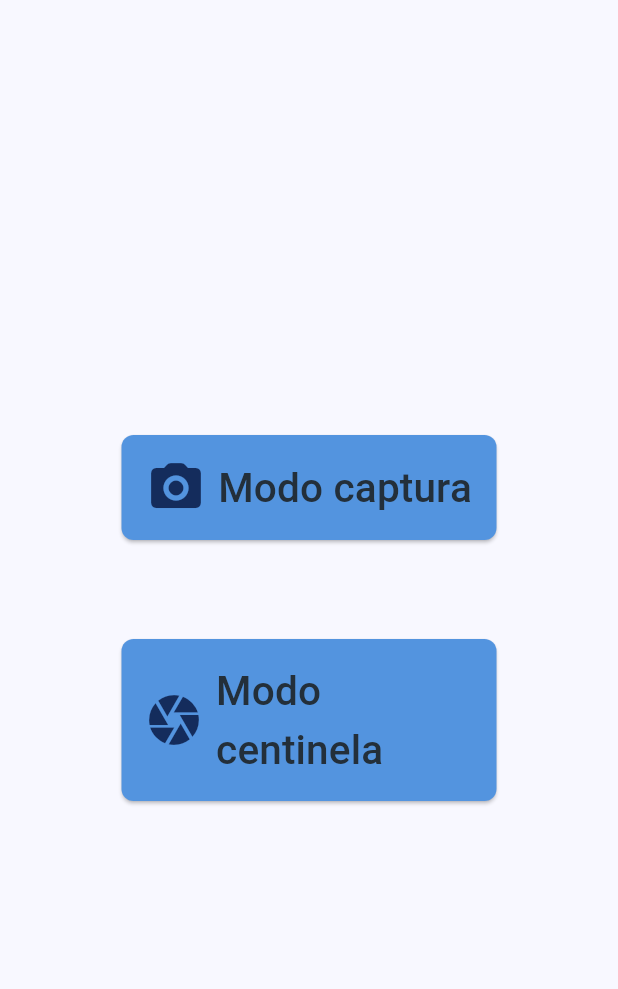
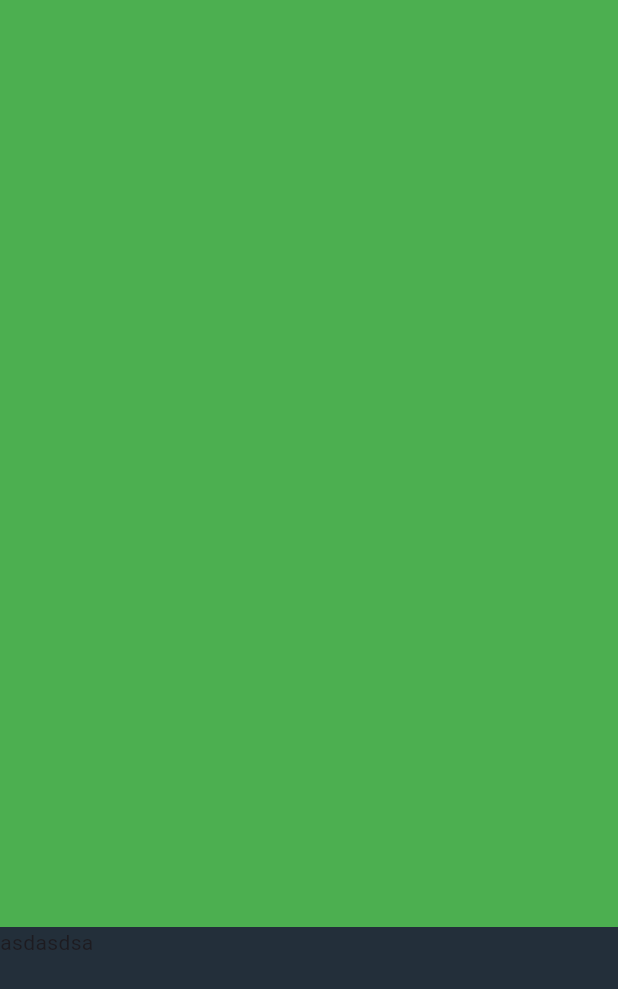
Before and after one commit to ErnestoMCUpiit/app_modelo, a Flutter app: the screen it shows after launch, on a phone screen of 412 x 824 dp. Shown: the top 989 px of the screen. Run offline on Flutter 3.47's test engine with Material 3 defaults, Android fonts, the phone set to English and light mode, and no system bars; our stand-ins replace camera, get, loading_animation_widget; missing offline and left inert: tflite_flutter.

```diff
--- a/lib/main.dart
+++ b/lib/main.dart
@@ -1,3 +1,5 @@
+import 'package:app_modelo/ui/gallery.dart';
+import 'package:app_modelo/ui/load_screen.dart';
 import 'package:app_modelo/ui/selection.dart';
 import 'package:app_modelo/camera/camera_screen.dart';
 import 'package:app_modelo/global_b.dart';
@@ -17,7 +19,7 @@ class MyApp extends StatelessWidget {
     return GetMaterialApp(
       debugShowCheckedModeBanner: false,
       // home: const CameraScreen(),
-      home: Selection(),
+      home: Gallery(),
       title: "detección de peligros",
       initialBinding: GlobalBindings(),
     );
--- /dev/null
+++ b/lib/ui/gallery.dart
@@ -0,0 +1,39 @@
+import 'package:flutter/material.dart';
+import 'package:flutter/widgets.dart';
+
+class Gallery extends StatefulWidget {
+  const Gallery({ Key? key }) : super(key: key);
+
+  @override
+  _GalleryState createState() => _GalleryState();
+}
+
+class _GalleryState extends State<Gallery> {
+  @override
+  Widget build(BuildContext context) {
+    return Scaffold(
+      body: Container(
+        child: Column(
+          children: [
+            Expanded(
+              flex: 75,
+              child: Container(
+                width: MediaQuery.of(context).size.width,
+                height: 700,
+                color: Colors.green,
+              ),
+            ),
+            Expanded(
+              flex: 25,
+              child: Container(
+                width: MediaQuery.of(context).size.width,
+                height: MediaQuery.of(context).size.height,
+                color: const Color.fromARGB(255, 35, 47, 58),
+                child: Text("asdasdsa"),
+              ),
+            )
+          ],),
+      ),
+    );
+  }
+}
--- a/lib/ui/selection.dart
+++ b/lib/ui/selection.dart
@@ -12,7 +12,7 @@ class _SelectionState extends State<Selection> {
   Widget build(BuildContext context) {
     return Container(
       color: Color(0xFFF8F8FF),
-      child: Padding(padding: EdgeInsets.all(30),
+      child: Padding(padding: const EdgeInsets.all(30),
       child: Column(
         mainAxisAlignment: MainAxisAlignment.center,
         children: [
--- a/pubspec.yaml
+++ b/pubspec.yaml
@@ -39,6 +39,7 @@ dependencies:
   camera: ^0.11.0+2
   get: ^4.6.6
   image: ^4.2.0
+  loading_animation_widget: ^1.2.1
 
 dev_dependencies:
   flutter_test:
```
Also changed, not shown: lib/ui/data.dart (added, +12 -0 lines), lib/ui/load_screen.dart (+36 -5 lines), pubspec.lock.
